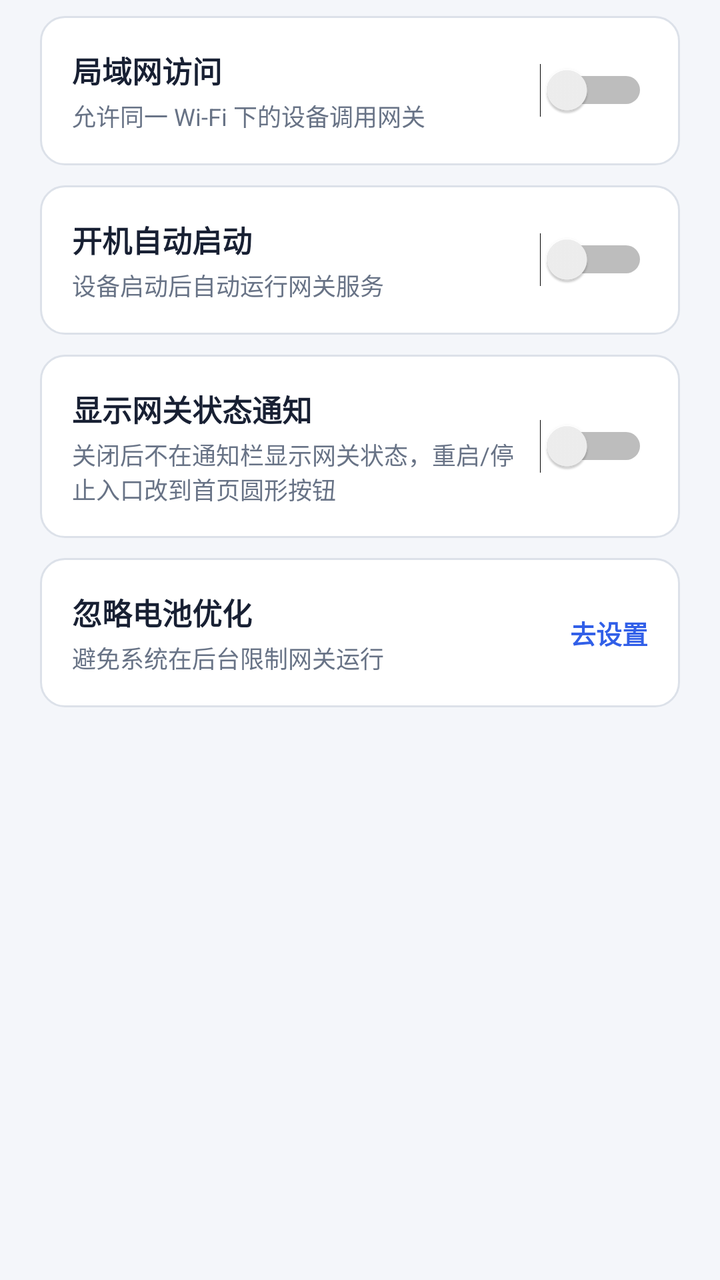
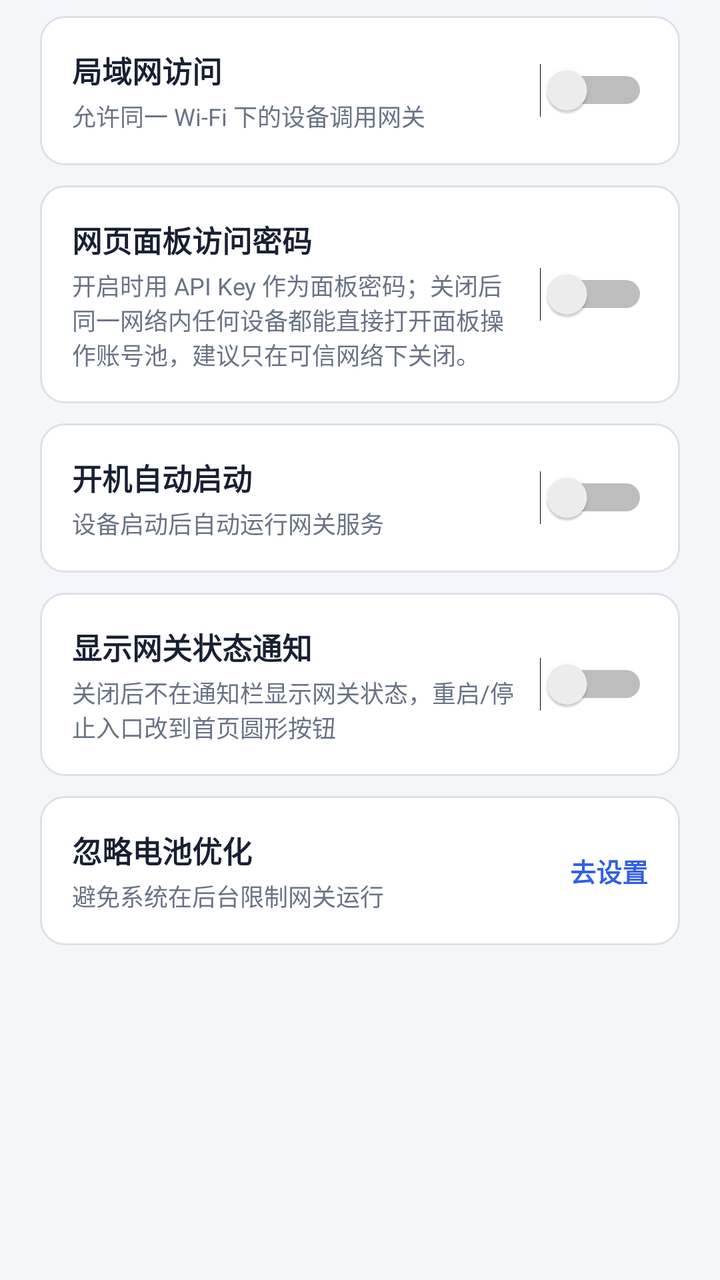

Two renders of the same Android screen: before a commit and after it. Below are the layout's source before the change and the commit's diff.
<!-- AndroidManifest.xml: application theme AppTheme -->
<!-- res/layout/dialog_settings.xml -->
<?xml version="1.0" encoding="utf-8"?>
<ScrollView xmlns:android="http://schemas.android.com/apk/res/android"
    android:id="@+id/settingsScroller"
    android:layout_width="match_parent"
    android:layout_height="wrap_content"
    android:fillViewport="false"
    android:overScrollMode="ifContentScrolls">

    <LinearLayout
        android:id="@+id/settingsContent"
        android:layout_width="match_parent"
        android:layout_height="wrap_content"
        android:orientation="vertical"
        android:paddingStart="20dp"
        android:paddingTop="8dp"
        android:paddingEnd="20dp"
        android:paddingBottom="4dp">

        <LinearLayout
            android:id="@+id/settingsLanRow"
            android:layout_width="match_parent"
            android:layout_height="wrap_content"
            android:layout_marginBottom="10dp"
            android:background="@drawable/bg_action_tile"
            android:clickable="true"
            android:focusable="true"
            android:gravity="center_vertical"
            android:orientation="horizontal"
            android:padding="16dp">

            <LinearLayout
                android:layout_width="0dp"
                android:layout_height="wrap_content"
                android:layout_weight="1"
                android:orientation="vertical">

                <TextView
                    android:layout_width="wrap_content"
                    android:layout_height="wrap_content"
                    android:text="@string/settings_lan"
                    android:textColor="@color/ink"
                    android:textSize="15sp"
                    android:textStyle="bold" />

                <TextView
                    android:layout_width="wrap_content"
                    android:layout_height="wrap_content"
                    android:layout_marginTop="3dp"
                    android:text="@string/settings_lan_desc"
                    android:textColor="@color/ink3"
                    android:textSize="12sp" />
            </LinearLayout>

            <Switch
                android:id="@+id/settingsLanSwitch"
                android:layout_width="wrap_content"
                android:layout_height="wrap_content"
                android:layout_marginStart="12dp"
                android:clickable="false"
                android:focusable="false" />
        </LinearLayout>

        <LinearLayout
            android:id="@+id/settingsBootRow"
            android:layout_width="match_parent"
            android:layout_height="wrap_content"
            android:layout_marginBottom="10dp"
            android:background="@drawable/bg_action_tile"
            android:clickable="true"
            android:focusable="true"
            android:gravity="center_vertical"
            android:orientation="horizontal"
            android:padding="16dp">

            <LinearLayout
                android:layout_width="0dp"
                android:layout_height="wrap_content"
                android:layout_weight="1"
                android:orientation="vertical">

                <TextView
                    android:layout_width="wrap_content"
                    android:layout_height="wrap_content"
                    android:text="@string/settings_boot"
                    android:textColor="@color/ink"
                    android:textSize="15sp"
                    android:textStyle="bold" />

                <TextView
                    android:layout_width="wrap_content"
                    android:layout_height="wrap_content"
                    android:layout_marginTop="3dp"
                    android:text="@string/settings_boot_desc"
                    android:textColor="@color/ink3"
                    android:textSize="12sp" />
            </LinearLayout>

            <Switch
                android:id="@+id/settingsBootSwitch"
                android:layout_width="wrap_content"
                android:layout_height="wrap_content"
                android:layout_marginStart="12dp"
                android:clickable="false"
                android:focusable="false" />
        </LinearLayout>

        <LinearLayout
            android:id="@+id/settingsNotifyRow"
            android:layout_width="match_parent"
            android:layout_height="wrap_content"
            android:layout_marginBottom="10dp"
            android:background="@drawable/bg_action_tile"
            android:clickable="true"
            android:focusable="true"
            android:gravity="center_vertical"
            android:orientation="horizontal"
            android:padding="16dp">

            <LinearLayout
                android:layout_width="0dp"
                android:layout_height="wrap_content"
                android:layout_weight="1"
                android:orientation="vertical">

                <TextView
                    android:layout_width="wrap_content"
                    android:layout_height="wrap_content"
                    android:text="@string/settings_notify"
                    android:textColor="@color/ink"
                    android:textSize="15sp"
                    android:textStyle="bold" />

                <TextView
                    android:layout_width="wrap_content"
                    android:layout_height="wrap_content"
                    android:layout_marginTop="3dp"
                    android:text="@string/settings_notify_desc"
                    android:textColor="@color/ink3"
                    android:textSize="12sp" />
            </LinearLayout>

            <Switch
                android:id="@+id/settingsNotifySwitch"
                android:layout_width="wrap_content"
                android:layout_height="wrap_content"
                android:layout_marginStart="12dp"
                android:clickable="false"
                android:focusable="false" />
        </LinearLayout>

        <LinearLayout
            android:id="@+id/settingsBatteryRow"
            android:layout_width="match_parent"
            android:layout_height="wrap_content"
            android:background="@drawable/bg_action_tile"
            android:clickable="true"
            android:focusable="true"
            android:gravity="center_vertical"
            android:orientation="horizontal"
            android:padding="16dp">

            <LinearLayout
                android:layout_width="0dp"
                android:layout_height="wrap_content"
                android:layout_weight="1"
                android:orientation="vertical">

                <TextView
                    android:layout_width="wrap_content"
                    android:layout_height="wrap_content"
                    android:text="@string/action_battery"
                    android:textColor="@color/ink"
                    android:textSize="15sp"
                    android:textStyle="bold" />

                <TextView
                    android:layout_width="wrap_content"
                    android:layout_height="wrap_content"
                    android:layout_marginTop="3dp"
                    android:text="@string/settings_battery_desc"
                    android:textColor="@color/ink3"
                    android:textSize="12sp" />
            </LinearLayout>

            <TextView
                android:layout_width="wrap_content"
                android:layout_height="wrap_content"
                android:layout_marginStart="12dp"
                android:text="@string/settings_battery_action"
                android:textColor="@color/accent"
                android:textSize="13sp"
                android:textStyle="bold" />
        </LinearLayout>
    </LinearLayout>
</ScrollView>
<!-- resources referenced by this layout -->
<resources>
  <color name="accent">#315FE8</color>
  <color name="ink">#182033</color>
  <color name="ink3">#687386</color>
  <!-- drawable bg_action_tile (drawable) -->
  <?xml version="1.0" encoding="utf-8"?>
  <selector xmlns:android="http://schemas.android.com/apk/res/android">
      <item android:state_pressed="true">
          <shape android:shape="rectangle">
              <corners android:radius="12dp" />
              <solid android:color="@color/card_accent" />
              <stroke android:width="1dp" android:color="@color/line" />
          </shape>
      </item>
      <item>
          <shape android:shape="rectangle">
              <corners android:radius="12dp" />
              <solid android:color="@color/surface" />
              <stroke android:width="1dp" android:color="@color/line" />
          </shape>
      </item>
  </selector>
  <string name="action_battery">忽略电池优化</string>
  <string name="settings_battery_action">去设置</string>
  <string name="settings_battery_desc">避免系统在后台限制网关运行</string>
  <string name="settings_boot">开机自动启动</string>
  <string name="settings_boot_desc">设备启动后自动运行网关服务</string>
  <string name="settings_lan">局域网访问</string>
  <string name="settings_lan_desc">允许同一 Wi-Fi 下的设备调用网关</string>
  <string name="settings_notify">显示网关状态通知</string>
  <string name="settings_notify_desc">关闭后不在通知栏显示网关状态，重启/停止入口改到首页圆形按钮</string>
  <style name="AppTheme" parent="@android:style/Theme.Material.Light.NoActionBar">
          <item name="android:windowBackground">@color/bg</item>
          <item name="android:colorBackground">@color/bg</item>
          <item name="android:statusBarColor">@color/surface</item>
          <item name="android:navigationBarColor">@color/bg</item>
          <item name="android:colorAccent">@color/accent</item>
          <item name="android:alertDialogTheme">@style/AppDialogTheme</item>
          <item name="android:dialogTheme">@style/AppDialogTheme</item>
          <item name="android:windowLightStatusBar">true</item>
          <item name="android:windowLightNavigationBar">true</item>
      </style>
  <color name="card_accent">#E5E9FA</color>
  <color name="line">#DCE1E9</color>
  <color name="surface">#FFFFFF</color>
  <color name="bg">#F4F6FA</color>
  <style name="AppDialogTheme" parent="@android:style/Theme.Material.Light.Dialog.Alert">
          <item name="android:windowBackground">@drawable/bg_dialog</item>
          <item name="android:windowMinWidthMajor">92%</item>
          <item name="android:windowMinWidthMinor">92%</item>
          <item name="android:backgroundDimAmount">0.45</item>
          <item name="android:windowCloseOnTouchOutside">true</item>
          <item name="android:colorAccent">@color/accent</item>
          <item name="android:textColorPrimary">@color/ink</item>
          <item name="android:textColorSecondary">@color/ink3</item>
          <item name="android:textColorHint">@color/ink3</item>
      </style>
  <!-- drawable bg_dialog (drawable) -->
  <?xml version="1.0" encoding="utf-8"?>
  <shape xmlns:android="http://schemas.android.com/apk/res/android"
      android:shape="rectangle">
      <solid android:color="@color/surface" />
      <stroke
          android:width="1dp"
          android:color="@color/line" />
      <corners android:radius="28dp" />
  </shape>
</resources>

<!-- the commit's change to res/layout/dialog_settings.xml (unified diff, before → after) -->
@@ -61,6 +61,50 @@
         </LinearLayout>
 
         <LinearLayout
+            android:id="@+id/settingsPanelAuthRow"
+            android:layout_width="match_parent"
+            android:layout_height="wrap_content"
+            android:layout_marginBottom="10dp"
+            android:background="@drawable/bg_action_tile"
+            android:clickable="true"
+            android:focusable="true"
+            android:gravity="center_vertical"
+            android:orientation="horizontal"
+            android:padding="16dp">
+
+            <LinearLayout
+                android:layout_width="0dp"
+                android:layout_height="wrap_content"
+                android:layout_weight="1"
+                android:orientation="vertical">
+
+                <TextView
+                    android:layout_width="wrap_content"
+                    android:layout_height="wrap_content"
+                    android:text="@string/settings_panel_auth"
+                    android:textColor="@color/ink"
+                    android:textSize="15sp"
+                    android:textStyle="bold" />
+
+                <TextView
+                    android:layout_width="wrap_content"
+                    android:layout_height="wrap_content"
+                    android:layout_marginTop="3dp"
+                    android:text="@string/settings_panel_auth_desc"
+                    android:textColor="@color/ink3"
+                    android:textSize="12sp" />
+            </LinearLayout>
+
+            <Switch
+                android:id="@+id/settingsPanelAuthSwitch"
+                android:layout_width="wrap_content"
+                android:layout_height="wrap_content"
+                android:layout_marginStart="12dp"
+                android:clickable="false"
+                android:focusable="false" />
+        </LinearLayout>
+
+        <LinearLayout
             android:id="@+id/settingsBootRow"
             android:layout_width="match_parent"
             android:layout_height="wrap_content"
<!-- resource entries referenced after the edit -->
@@ -30,6 +30,8 @@
   <string name="settings_lan_desc">允许同一 Wi-Fi 下的设备调用网关</string>
   <string name="settings_notify">显示网关状态通知</string>
   <string name="settings_notify_desc">关闭后不在通知栏显示网关状态，重启/停止入口改到首页圆形按钮</string>
+  <string name="settings_panel_auth">网页面板访问密码</string>
+  <string name="settings_panel_auth_desc">开启时用 API Key 作为面板密码；关闭后同一网络内任何设备都能直接打开面板操作账号池，建议只在可信网络下关闭。</string>
   <style name="AppTheme" parent="@android:style/Theme.Material.Light.NoActionBar">
           <item name="android:windowBackground">@color/bg</item>
           <item name="android:colorBackground">@color/bg</item>
